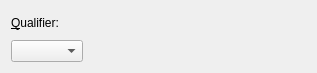
Qt form src/widgets/shortcutinfo.ui (lbellonda/qxmledit) before a commit.
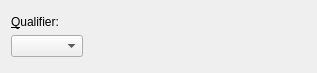
The same form after that commit. Icons and pictures are not drawn.

Commit message: b-173 CSS for shortcuts.

```diff
--- a/src/widgets/shortcutinfo.ui
+++ b/src/widgets/shortcutinfo.ui
@@ -29,6 +29,19 @@
   <layout class="QHBoxLayout" name="horizontalLayout">
    <item>
     <layout class="QVBoxLayout" name="verticalLayout">
+     <item>
+      <spacer name="verticalSpacer_2">
+       <property name="orientation">
+        <enum>Qt::Vertical</enum>
+       </property>
+       <property name="sizeHint" stdset="0">
+        <size>
+         <width>20</width>
+         <height>40</height>
+        </size>
+       </property>
+      </spacer>
+     </item>
      <item>
       <widget class="QLabel" name="label">
        <property name="text">
@@ -52,6 +65,19 @@
        </property>
       </widget>
      </item>
+     <item>
+      <spacer name="verticalSpacer">
+       <property name="orientation">
+        <enum>Qt::Vertical</enum>
+       </property>
+       <property name="sizeHint" stdset="0">
+        <size>
+         <width>20</width>
+         <height>40</height>
+        </size>
+       </property>
+      </spacer>
+     </item>
     </layout>
    </item>
    <item>
```
Left out of the diff: 1 changed line with no effect on the pictures. The commit also changes 2 other files.
